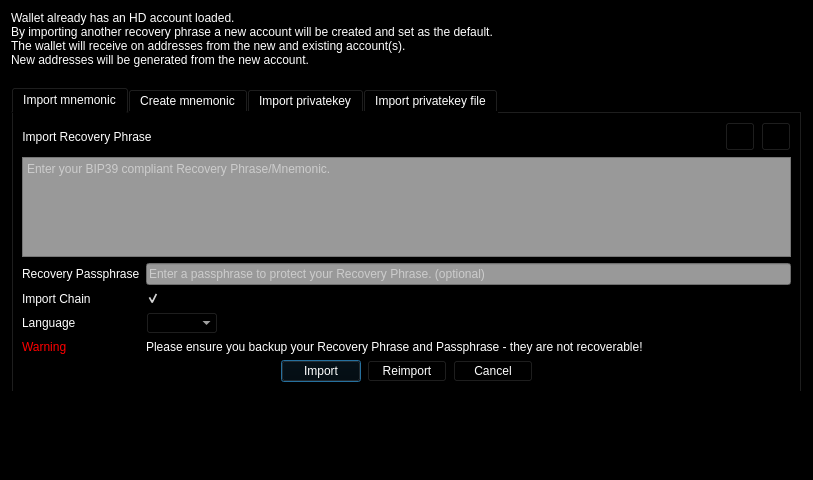
Qt form src/qt/forms/mnemonicdialog.ui (duality-solutions/Dynamic) before a commit.
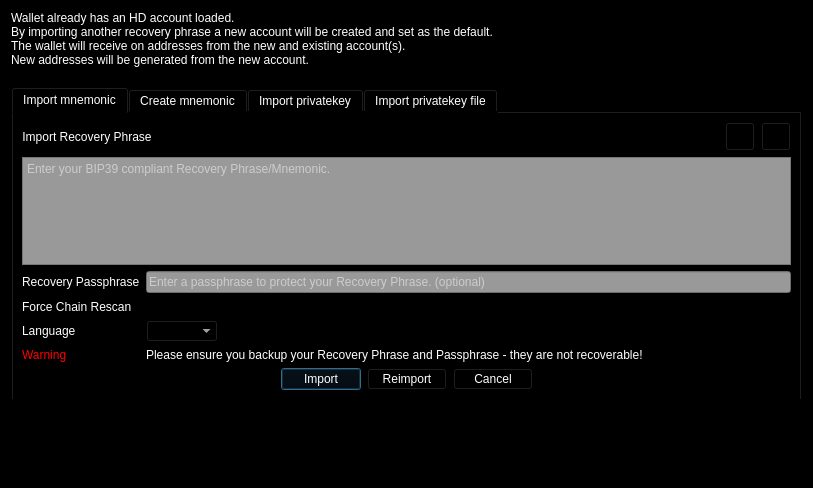
The same form after that commit. Icons and pictures are not drawn.

Commit message: [Mnemonic GUI] Add language support to mnemonic GUI import. WIP

```diff
--- a/src/qt/forms/mnemonicdialog.ui
+++ b/src/qt/forms/mnemonicdialog.ui
@@ -7,7 +7,7 @@
     <x>0</x>
     <y>0</y>
     <width>813</width>
-    <height>480</height>
+    <height>488</height>
    </rect>
   </property>
   <property name="windowTitle">
@@ -322,18 +322,27 @@
            <item row="1" column="0">
             <widget class="QLabel" name="label_6">
              <property name="text">
-              <string>Import Chain</string>
+              <string>Force Chain Rescan</string>
              </property>
             </widget>
            </item>
            <item row="1" column="1">
-            <widget class="QCheckBox" name="checkBox">
-             <property name="text">
-              <string/>
-             </property>
-             <property name="checked">
+            <widget class="QCheckBox" name="checkBoxForceRescan">
+             <property name="enabled">
               <bool>true</bool>
              </property>
+             <property name="sizePolicy">
+              <sizepolicy hsizetype="Fixed" vsizetype="Fixed">
+               <horstretch>0</horstretch>
+               <verstretch>0</verstretch>
+              </sizepolicy>
+             </property>
+             <property name="text">
+              <string/>
+             </property>
+             <property name="checked">
+              <bool>false</bool>
+             </property>
             </widget>
            </item>
            <item row="3" column="0">
```
The commit also changes 3 other files.
